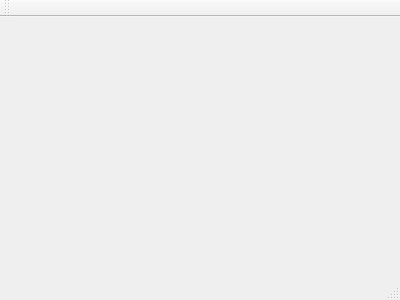
Before: the Qt Designer form Soft/USER/mainwindow.ui in PolarBearINBrown/StockMaster, drawn with Qt 5.
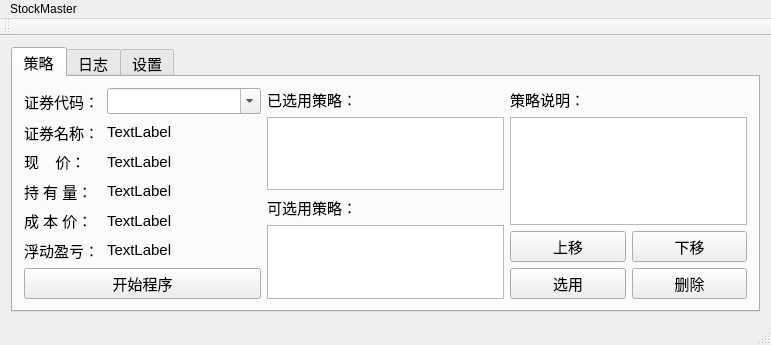
After: the same form once the commit is applied.

Diff of the .ui file:
```diff
--- a/Soft/USER/mainwindow.ui
+++ b/Soft/USER/mainwindow.ui
@@ -6,23 +6,322 @@
    <rect>
     <x>0</x>
     <y>0</y>
-    <width>400</width>
-    <height>300</height>
+    <width>771</width>
+    <height>345</height>
    </rect>
   </property>
   <property name="windowTitle">
    <string>MainWindow</string>
   </property>
-  <widget class="QWidget" name="centralWidget"/>
+  <widget class="QWidget" name="centralWidget">
+   <layout class="QHBoxLayout" name="horizontalLayout_3">
+    <item>
+     <widget class="QTabWidget" name="tabWidget">
+      <property name="font">
+       <font>
+        <pointsize>11</pointsize>
+       </font>
+      </property>
+      <property name="tabShape">
+       <enum>QTabWidget::Rounded</enum>
+      </property>
+      <property name="currentIndex">
+       <number>0</number>
+      </property>
+      <widget class="QWidget" name="strategy_tab">
+       <attribute name="title">
+        <string>策略</string>
+       </attribute>
+       <layout class="QHBoxLayout" name="horizontalLayout_2" stretch="1,1,1">
+        <item>
+         <layout class="QVBoxLayout" name="stock_inf_layout" stretch="1,1,1,1,1,1,1">
+          <item>
+           <layout class="QHBoxLayout" name="code_layout" stretch="1,2">
+            <item>
+             <widget class="QLabel" name="code_sig">
+              <property name="text">
+               <string>证券代码：</string>
+              </property>
+              <property name="textFormat">
+               <enum>Qt::AutoText</enum>
+              </property>
+              <property name="wordWrap">
+               <bool>false</bool>
+              </property>
+             </widget>
+            </item>
+            <item>
+             <widget class="QComboBox" name="code">
+              <property name="editable">
+               <bool>true</bool>
+              </property>
+              <property name="currentIndex">
+               <number>-1</number>
+              </property>
+              <property name="maxVisibleItems">
+               <number>11</number>
+              </property>
+              <property name="duplicatesEnabled">
+               <bool>false</bool>
+              </property>
+              <property name="modelColumn">
+               <number>0</number>
+              </property>
+             </widget>
+            </item>
+           </layout>
+          </item>
+          <item>
+           <layout class="QHBoxLayout" name="name_layout" stretch="1,2">
+            <item>
+             <widget class="QLabel" name="name_sig">
+              <property name="font">
+               <font>
+                <pointsize>11</pointsize>
+               </font>
+              </property>
+              <property name="text">
+               <string>证券名称：</string>
+              </property>
+             </widget>
+            </item>
+            <item>
+             <widget class="QLabel" name="name">
+              <property name="text">
+               <string>TextLabel</string>
+              </property>
+             </widget>
+            </item>
+           </layout>
+          </item>
+          <item>
+           <layout class="QHBoxLayout" name="current_layout" stretch="1,2">
+            <item>
+             <widget class="QLabel" name="current_sig">
+              <property name="font">
+               <font>
+                <pointsize>11</pointsize>
+               </font>
+              </property>
+              <property name="text">
+               <string>现    价：</string>
+              </property>
+             </widget>
+            </item>
+            <item>
+             <widget class="QLabel" name="current">
+              <property name="text">
+               <string>TextLabel</string>
+              </property>
+             </widget>
+            </item>
+           </layout>
+          </item>
+          <item>
+           <layout class="QHBoxLayout" name="holding_layout" stretch="1,2">
+            <item>
+             <widget class="QLabel" name="holding_sig">
+              <property name="font">
+               <font>
+                <pointsize>11</pointsize>
+               </font>
+              </property>
+              <property name="text">
+               <string>持 有 量：</string>
+              </property>
+             </widget>
+            </item>
+            <item>
+             <widget class="QLabel" name="holding">
+              <property name="text">
+               <string>TextLabel</string>
+              </property>
+             </widget>
+            </item>
+           </layout>
+          </item>
+          <item>
+           <layout class="QHBoxLayout" name="cost_layout" stretch="1,2">
+            <item>
+             <widget class="QLabel" name="cost_sig">
+              <property name="font">
+               <font>
+                <pointsize>11</pointsize>
+               </font>
+              </property>
+              <property name="text">
+               <string>成 本 价：</string>
+              </property>
+             </widget>
+            </item>
+            <item>
+             <widget class="QLabel" name="cost">
+              <property name="text">
+               <string>TextLabel</string>
+              </property>
+             </widget>
+            </item>
+           </layout>
+          </item>
+          <item>
+           <layout class="QHBoxLayout" name="profit_layout" stretch="1,2">
+            <item>
+             <widget class="QLabel" name="profit_sig">
+              <property name="font">
+               <font>
+                <pointsize>11</pointsize>
+               </font>
+              </property>
+              <property name="text">
+               <string>浮动盈亏：</string>
+              </property>
+             </widget>
+            </item>
+            <item>
+             <widget class="QLabel" name="profit">
+              <property name="text">
+               <string>TextLabel</string>
+              </property>
+             </widget>
+            </item>
+           </layout>
+          </item>
+          <item>
+           <widget class="QPushButton" name="pushButton">
+            <property name="text">
+             <string>开始程序</string>
+            </property>
+           </widget>
+          </item>
+         </layout>
+        </item>
+        <item>
+         <layout class="QVBoxLayout" name="verticalLayout">
+          <item>
+           <widget class="QLabel" name="selected_strategy_sig">
+            <property name="font">
+             <font>
+              <pointsize>11</pointsize>
+             </font>
+            </property>
+            <property name="text">
+             <string>已选用策略：</string>
+            </property>
+           </widget>
+          </item>
+          <item>
+           <widget class="QListWidget" name="selected_strategy"/>
+          </item>
+          <item>
+           <widget class="QLabel" name="available_strategy_sig">
+            <property name="font">
+             <font>
+              <pointsize>11</pointsize>
+             </font>
+            </property>
+            <property name="text">
+             <string>可选用策略：</string>
+            </property>
+           </widget>
+          </item>
+          <item>
+           <widget class="QListWidget" name="avaliable_strategy"/>
+          </item>
+         </layout>
+        </item>
+        <item>
+         <layout class="QVBoxLayout" name="description_layout">
+          <item>
+           <widget class="QLabel" name="description_sig">
+            <property name="font">
+             <font>
+              <pointsize>11</pointsize>
+             </font>
+            </property>
+            <property name="text">
+             <string>策略说明：</string>
+            </property>
+           </widget>
+          </item>
+          <item>
+           <widget class="QTextBrowser" name="description"/>
+          </item>
+          <item>
+           <layout class="QVBoxLayout" name="button_layout">
+            <item>
+             <layout class="QHBoxLayout" name="move_button_layout">
+              <item>
+               <widget class="QPushButton" name="up_button">
+                <property name="enabled">
+                 <bool>true</bool>
+                </property>
+                <property name="text">
+                 <string>上移</string>
+                </property>
+               </widget>
+              </item>
+              <item>
+               <widget class="QPushButton" name="down_button">
+                <property name="text">
+                 <string>下移</string>
+                </property>
+               </widget>
+              </item>
+             </layout>
+            </item>
+            <item>
+             <layout class="QHBoxLayout" name="select_button_layout">
+              <item>
+               <widget class="QPushButton" name="select_button">
+                <property name="text">
+                 <string>选用</string>
+                </property>
+               </widget>
+              </item>
+              <item>
+               <widget class="QPushButton" name="delete_button">
+                <property name="text">
+                 <string>删除</string>
+                </property>
+               </widget>
+              </item>
+             </layout>
+            </item>
+           </layout>
+          </item>
+         </layout>
+        </item>
+       </layout>
+      </widget>
+      <widget class="QWidget" name="diary_tab">
+       <attribute name="title">
+        <string>日志</string>
+       </attribute>
+      </widget>
+      <widget class="QWidget" name="setting_tab">
+       <attribute name="title">
+        <string>设置</string>
+       </attribute>
+      </widget>
+     </widget>
+    </item>
+   </layout>
+  </widget>
   <widget class="QMenuBar" name="menuBar">
    <property name="geometry">
     <rect>
      <x>0</x>
      <y>0</y>
-     <width>400</width>
+     <width>771</width>
      <height>23</height>
     </rect>
    </property>
+   <widget class="QMenu" name="menuStockMaster">
+    <property name="title">
+     <string>StockMaster</string>
+    </property>
+   </widget>
+   <addaction name="menuStockMaster"/>
   </widget>
   <widget class="QToolBar" name="mainToolBar">
    <attribute name="toolBarArea">
```
